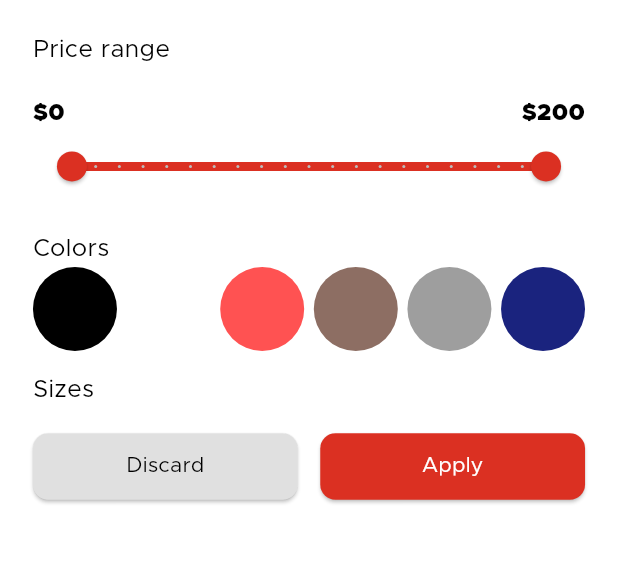
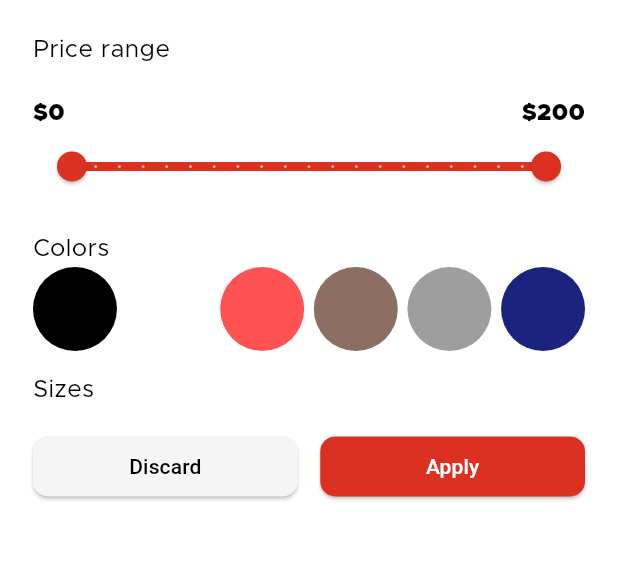
Before and after one commit to MQasimTayyab/Fashion_Sale, a Flutter app: the RangeSliderScreen screen opened directly, on a phone screen of 412 x 824 dp, the part 84-647 px from its top. Run offline on Flutter 3.47's test engine with Material 3 defaults, Android fonts, the light colour scheme and no system bars; our stand-ins replace flutter_screenutil, get, page_transition.

Commit message:
updated code

```diff
--- a/lib/Presentation/Common/common_btn.dart
+++ b/lib/Presentation/Common/common_btn.dart
@@ -35,7 +35,7 @@ class CommonButton extends StatelessWidget {
       style: ElevatedButton.styleFrom(
         backgroundColor: color ?? AppColors.primaryButton,
         shape: RoundedRectangleBorder(
-          borderRadius: BorderRadius.circular(borderRadius ?? 8),
+          borderRadius: BorderRadius.circular(borderRadius ?? 10),
         ),
       ),
       child: Text(
--- a/lib/Presentation/Common/common_card.dart
+++ b/lib/Presentation/Common/common_card.dart
@@ -1,6 +1,9 @@
+import 'package:fashion_sale/Application/Services/Navigation_Services/navigation_services.dart';
 import 'package:fashion_sale/Data/app_color.dart';
 import 'package:fashion_sale/Data/app_textstyle.dart';
 import 'package:fashion_sale/Data/extenstion.dart';
+import 'package:fashion_sale/Presentation/Widget/homepage/all_product.dart';
+
 import 'package:flutter/material.dart';
 import 'package:flutter_screenutil/flutter_screenutil.dart';
 import 'common_text.dart';
@@ -28,7 +31,9 @@ class ProductCard extends StatelessWidget {
   @override
   Widget build(BuildContext context) {
     return GestureDetector(
-      onTap: onTap,
+      onTap: () {
+        Navigate.to(context, AllProductsPage());
+      },
       child: Column(
         crossAxisAlignment: CrossAxisAlignment.start,
         children: [
--- a/lib/Presentation/Widget/categories/categories.dart
+++ b/lib/Presentation/Widget/categories/categories.dart
@@ -77,8 +77,8 @@ class _CategoriesState extends State<Categories> {
             Column(
               children: [
                 Container(
-                  width: 100,
-                  height: 100,
+                  width: 100.w,
+                  height: 100.h,
                   color: Colors.pink,
                 )
               ],
@@ -87,8 +87,8 @@ class _CategoriesState extends State<Categories> {
             Column(
               children: [
                 Container(
-                  width: 100,
-                  height: 100,
+                  width: 100.w,
+                  height: 100.h,
                   color: Colors.blue,
                 )
               ],
--- a/lib/Presentation/Widget/homepage/all_product.dart
+++ b/lib/Presentation/Widget/homepage/all_product.dart
@@ -1,4 +1,5 @@
 import 'package:fashion_sale/Data/extenstion.dart';
+
 import 'package:flutter/material.dart';
 import 'package:flutter_screenutil/flutter_screenutil.dart';
 import 'package:get/get.dart';
@@ -24,7 +25,6 @@ class AllProductsPage extends StatelessWidget {
         }
 
         return ListView.separated(
-          padding: EdgeInsets.all(16),
           itemCount: controller.products.length,
           separatorBuilder: (_, __) => 12.h.Y,
           itemBuilder: (context, index) {
@@ -38,7 +38,7 @@ class AllProductsPage extends StatelessWidget {
               newPrice: product.newPrice.toString(),
             );
           },
-        );
+        ).paddingAll(16);
       }),
     );
   }
--- a/lib/Presentation/Widget/homepage/product_controller.dart
+++ b/lib/Presentation/Widget/homepage/product_controller.dart
@@ -12,6 +12,7 @@ class ProductController extends GetxController {
     super.onInit();
     loadProducts();
   }
+  //
 
   void loadProducts() async {
     try {
--- a/lib/Presentation/Widget/range_price/range_price.dart
+++ b/lib/Presentation/Widget/range_price/range_price.dart
@@ -3,6 +3,7 @@ import 'package:fashion_sale/Data/app_color.dart';
 import 'package:fashion_sale/Data/app_strings.dart';
 import 'package:fashion_sale/Data/app_textstyle.dart';
 import 'package:fashion_sale/Data/extenstion.dart';
+import 'package:fashion_sale/Presentation/Common/common_btn.dart';
 import 'package:fashion_sale/Presentation/Common/common_circleavtar.dart';
 import 'package:fashion_sale/Presentation/Common/common_text.dart';
 import 'package:fashion_sale/Presentation/Widget/range_price/filter_product.dart';
@@ -83,7 +84,7 @@ class RangeSliderScreen extends StatelessWidget {
               fontWeight: FontWeight.w500,
             ),
           ),
-          Row(
+          const Row(
             mainAxisAlignment: MainAxisAlignment.spaceBetween,
             children: [
               CommonCircleAvatar(
@@ -126,49 +127,21 @@ class RangeSliderScreen extends StatelessWidget {
             mainAxisAlignment: MainAxisAlignment.spaceBetween,
             children: [
               Expanded(
-                child: ElevatedButton(
-                  style: ElevatedButton.styleFrom(
-                    backgroundColor: Colors.grey.shade300,
-                    shape: RoundedRectangleBorder(
-                      borderRadius: BorderRadius.circular(10.r),
-                    ),
-                    padding: EdgeInsets.symmetric(vertical: 12.h),
-                  ),
+                child: CommonButton(
+                  text: AppStrings.discard,
+                  textColor: AppColors.filterBlack,
+                  color: AppColors.greyBackground,
                   onPressed: controller.resetRange,
-                  child: CommonText(
-                    text: "Discard",
-                    style: AppTextstyle.texttwo(
-                      context,
-                      fontsize: 14.sp,
-                      fontWeight: FontWeight.w500,
-                      color: Colors.black,
-                    ),
-                  ),
                 ),
               ),
               15.X,
               Expanded(
-                child: ElevatedButton(
-                  style: ElevatedButton.styleFrom(
-                    backgroundColor: AppColors.primaryRed,
-                    shape: RoundedRectangleBorder(
-                      borderRadius: BorderRadius.circular(10.r),
-                    ),
-                    padding: EdgeInsets.symmetric(vertical: 12.h),
-                  ),
+                child: CommonButton(
+                  text: AppStrings.apply,
                   onPressed: () {
                     controller.applyFilter();
                     Navigate.to(context, FilteredProductScreen());
                   },
-                  child: CommonText(
-                    text: "Apply",
-                    style: AppTextstyle.texttwo(
-                      context,
-                      fontsize: 14.sp,
-                      fontWeight: FontWeight.w500,
-                      color: Colors.white,
-                    ),
-                  ),
                 ),
               ),
             ],
```
